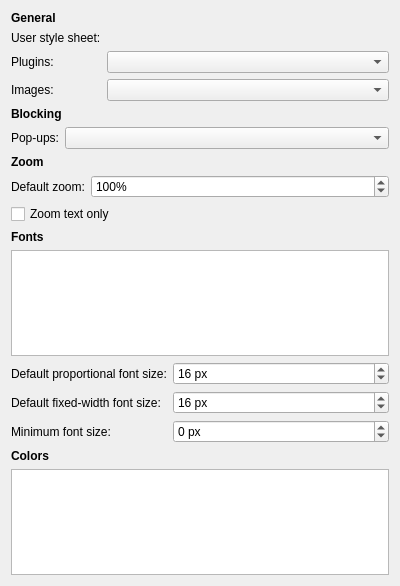
Qt form src/modules/windows/preferences/ContentPreferencesPage.ui (OtterBrowser/otter-browser) before a commit.
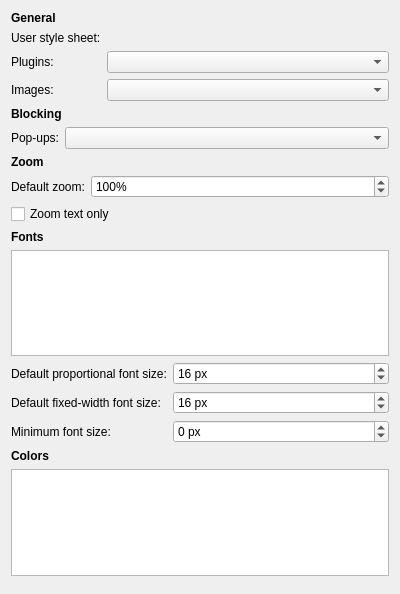
The same form after that commit. Custom widgets are drawn as their Qt base class.

```diff
--- a/src/modules/windows/preferences/ContentPreferencesPage.ui
+++ b/src/modules/windows/preferences/ContentPreferencesPage.ui
@@ -7,7 +7,7 @@
     <x>0</x>
     <y>0</y>
     <width>400</width>
-    <height>586</height>
+    <height>594</height>
    </rect>
   </property>
   <layout class="QVBoxLayout" name="verticalLayout">
@@ -313,12 +313,6 @@
      <property name="orientation">
       <enum>Qt::Vertical</enum>
      </property>
-     <property name="sizeHint" stdset="0">
-      <size>
-       <width>0</width>
-       <height>0</height>
-      </size>
-     </property>
     </spacer>
    </item>
   </layout>
```
Left out of the diff: 6 changed lines with no effect on the pictures.
